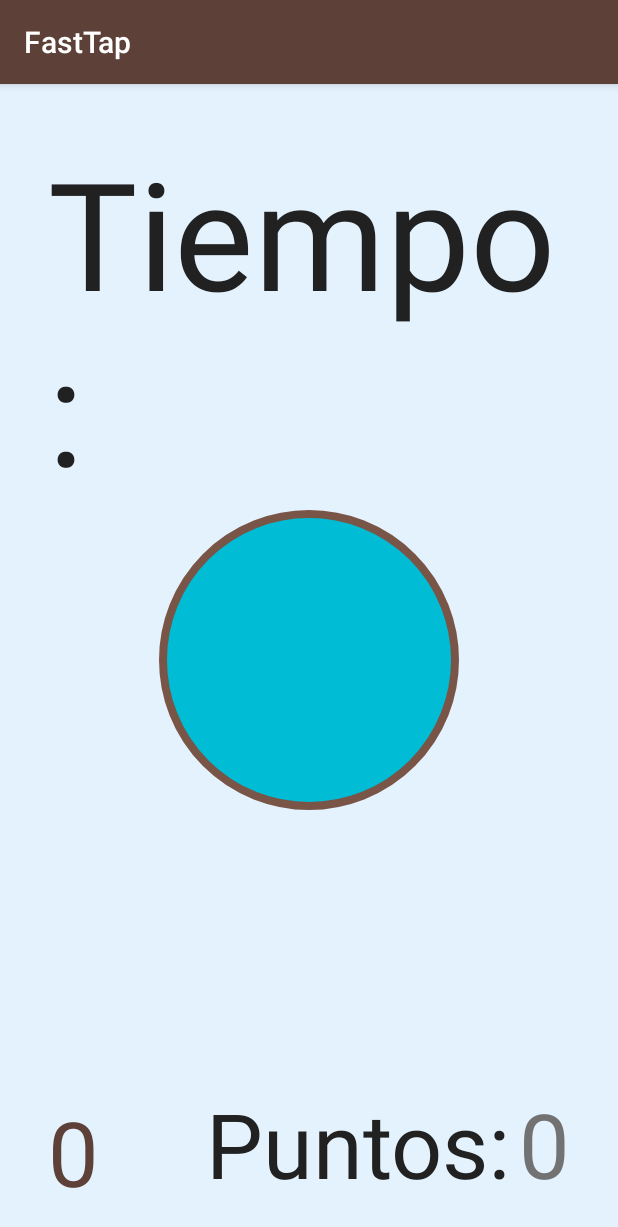
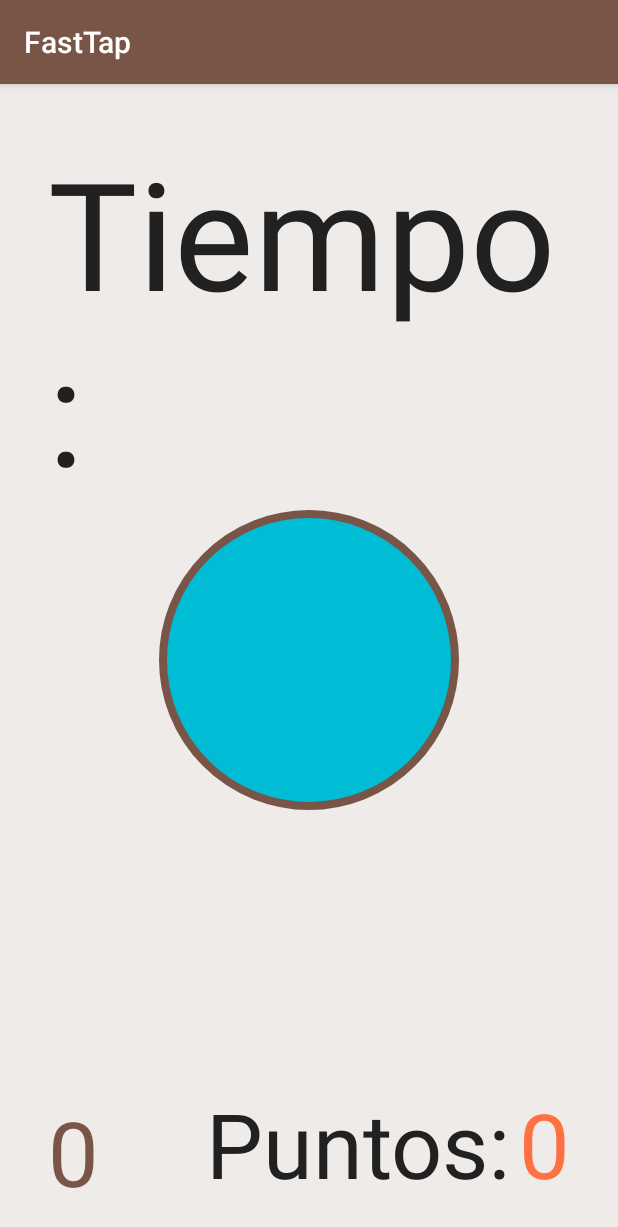
Before and after one commit to JuvenalSantisoDeveloper/FastTap, an Android app: the screen it shows after launch (GameActivity), on a phone screen of 412 x 824 dp. Shown: the top 1227 px of the screen. Run offline under Robolectric (Android 15) with nearby library versions, the light colour scheme and no system bars; our stand-ins replace ButterKnife.

Commit message:
Agregada animacion shake - Record. Revisar posibles refactor al codigo agregado

```diff
--- a/app/src/main/res/anim/blink_animation.xml
+++ b/app/src/main/res/anim/blink_animation.xml
@@ -3,8 +3,8 @@
     <alpha
         android:fromAlpha="1"
         android:toAlpha="0"
-        android:repeatCount="3"
+        android:repeatCount="1"
         android:repeatMode="reverse"
-        android:interpolator="@android:interpolator/linear"
-        android:duration="150" />
+        android:interpolator="@android:interpolator/accelerate_cubic"
+        android:duration="100" />
 </set>
--- /dev/null
+++ b/app/src/main/res/anim/shake_animation.xml
@@ -0,0 +1,8 @@
+<?xml version="1.0" encoding="utf-8"?>
+<set xmlns:android="http://schemas.android.com/apk/res/android">
+<translate android:duration="50"
+    android:fromXDelta="-2%"
+    android:repeatCount="3"
+    android:repeatMode="reverse"
+    android:toXDelta="2%"/>
+</set>
--- a/app/src/main/res/layout/activity_game.xml
+++ b/app/src/main/res/layout/activity_game.xml
@@ -45,7 +45,7 @@
             android:textSize="@dimen/activity_score_labels"
             android:layout_margin="@dimen/activity_horizontal_margin"
             android:id="@+id/activity_game_tv_max_score"
-            android:textColor="@color/colorActionBar"
+            android:textColor="@color/colorPrimary"
             android:text="@string/score_es"/>
 
         <LinearLayout
@@ -70,7 +70,7 @@
                 android:paddingRight="@dimen/activity_horizontal_margin"
                 android:textSize="@dimen/activity_game_score"
                 android:id="@+id/activity_game_tv_score"
-                android:textColor="@color/colorSecondaryText"/>
+                android:textColor="@color/score"/>
             </LinearLayout>
         </RelativeLayout>
 </RelativeLayout>
--- a/app/src/main/res/values/colors.xml
+++ b/app/src/main/res/values/colors.xml
@@ -11,9 +11,11 @@
     <color name="colorDivider">#B6B6B6</color>
 
     <!-- Added by us -->
-    <color name="colorBackground">#E3F2FD</color>
+    <color name="colorBackground">#EFEBE9</color>
     <color name="transparent">#00000000</color>
-    <color name="colorActionBar">#5D4037</color>
+    <color name="endUpTime">#FF5722</color>
+    <color name="score">#FF7043</color>
+    <color name="maxScorer">#64DD17</color>
 
 
 </resources>
--- a/app/src/main/res/values/styles.xml
+++ b/app/src/main/res/values/styles.xml
@@ -3,8 +3,8 @@
     <!-- Base application theme. -->
     <style name="AppTheme" parent="Theme.AppCompat.Light.DarkActionBar">
         <!-- Customize your theme here. -->
-        <item name="colorPrimary">@color/colorActionBar</item>
-        <item name="colorPrimaryDark">@color/colorActionBar</item>
+        <item name="colorPrimary">@color/colorPrimary</item>
+        <item name="colorPrimaryDark">@color/colorPrimaryDark</item>
         <item name="colorAccent">@color/colorAccent</item>
     </style>
 </resources>
```
Also changed, not shown: app/src/main/java/com/mustbear/app_fasttap/GameActivity.java (+26 -2 lines).
